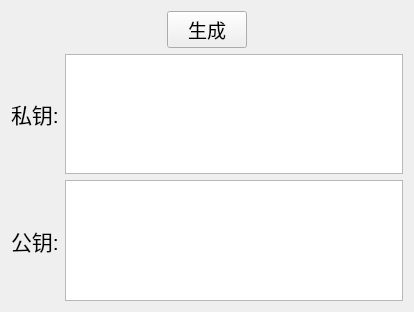
The window that sm2key.ui (Tongsuo-Project/tsapp) describes before a commit, drawn with Qt 5.
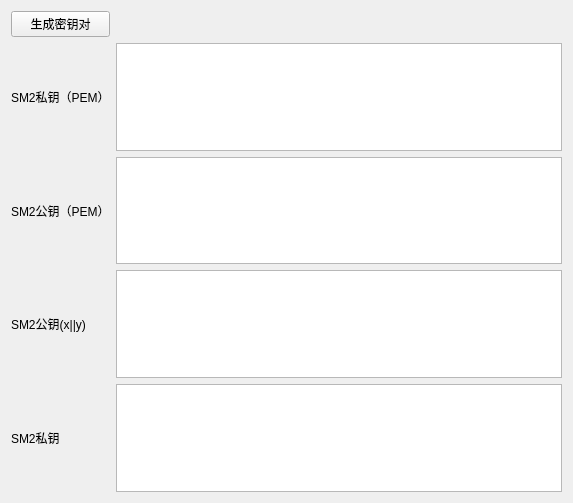
The same window after the commit.

```diff
--- a/sm2key.ui
+++ b/sm2key.ui
@@ -6,8 +6,8 @@
    <rect>
     <x>0</x>
     <y>0</y>
-    <width>414</width>
-    <height>312</height>
+    <width>573</width>
+    <height>503</height>
    </rect>
   </property>
   <property name="windowTitle">
@@ -15,203 +15,56 @@
   </property>
   <layout class="QVBoxLayout" name="verticalLayout">
    <item>
-    <spacer name="verticalSpacer_2">
-     <property name="orientation">
-      <enum>Qt::Vertical</enum>
-     </property>
-     <property name="sizeHint" stdset="0">
-      <size>
-       <width>20</width>
-       <height>40</height>
-      </size>
-     </property>
-    </spacer>
-   </item>
-   <item>
-    <layout class="QHBoxLayout" name="horizontalLayout">
-     <item>
-      <spacer name="horizontalSpacer">
-       <property name="orientation">
-        <enum>Qt::Horizontal</enum>
-       </property>
-       <property name="sizeHint" stdset="0">
-        <size>
-         <width>40</width>
-         <height>20</height>
-        </size>
-       </property>
-      </spacer>
+    <layout class="QGridLayout" name="gridLayout">
+     <item row="3" column="2">
+      <widget class="QTextBrowser" name="textBrowserPubkey"/>
      </item>
-     <item>
-      <widget class="QPushButton" name="pushButtonGen">
-       <property name="font">
-        <font>
-         <family>微软雅黑</family>
-         <pointsize>14</pointsize>
-        </font>
-       </property>
-       <property name="text">
-        <string>生成</string>
-       </property>
-      </widget>
+     <item row="1" column="2">
+      <widget class="QTextBrowser" name="textBrowserPrivPem"/>
      </item>
-     <item>
-      <spacer name="horizontalSpacer_2">
-       <property name="orientation">
-        <enum>Qt::Horizontal</enum>
-       </property>
-       <property name="sizeHint" stdset="0">
-        <size>
-         <width>40</width>
-         <height>20</height>
-        </size>
-       </property>
-      </spacer>
-     </item>
-    </layout>
-   </item>
-   <item>
-    <spacer name="verticalSpacer_3">
-     <property name="orientation">
-      <enum>Qt::Vertical</enum>
-     </property>
-     <property name="sizeHint" stdset="0">
-      <size>
-       <width>20</width>
-       <height>40</height>
-      </size>
-     </property>
-    </spacer>
-   </item>
-   <item>
-    <layout class="QHBoxLayout" name="horizontalLayout_2">
-     <item>
+     <item row="1" column="0">
       <widget class="QLabel" name="label">
-       <property name="font">
-        <font>
-         <pointsize>16</pointsize>
-        </font>
-       </property>
        <property name="text">
-        <string>私钥:</string>
+        <string>SM2私钥（PEM）</string>
        </property>
       </widget>
      </item>
-     <item>
-      <widget class="QTextBrowser" name="textBrowserPrikey">
-       <property name="enabled">
-        <bool>true</bool>
+     <item row="4" column="0">
+      <widget class="QLabel" name="label_3">
+       <property name="text">
+        <string>SM2私钥</string>
        </property>
-       <property name="sizePolicy">
-        <sizepolicy hsizetype="Expanding" vsizetype="Preferred">
-         <horstretch>0</horstretch>
-         <verstretch>0</verstretch>
-        </sizepolicy>
-       </property>
-       <property name="sizeIncrement">
-        <size>
-         <width>0</width>
-         <height>4</height>
-        </size>
-       </property>
-       <property name="baseSize">
-        <size>
-         <width>200</width>
-         <height>200</height>
-        </size>
-       </property>
-       <property name="font">
-        <font>
-         <pointsize>12</pointsize>
-        </font>
-       </property>
       </widget>
      </item>
-    </layout>
-   </item>
-   <item>
-    <spacer name="verticalSpacer_4">
-     <property name="orientation">
-      <enum>Qt::Vertical</enum>
-     </property>
-     <property name="sizeHint" stdset="0">
-      <size>
-       <width>20</width>
-       <height>40</height>
-      </size>
-     </property>
-    </spacer>
-   </item>
-   <item>
-    <spacer name="verticalSpacer_5">
-     <property name="orientation">
-      <enum>Qt::Vertical</enum>
-     </property>
-     <property name="sizeHint" stdset="0">
-      <size>
-       <width>20</width>
-       <height>40</height>
-      </size>
-     </property>
-    </spacer>
-   </item>
-   <item>
-    <layout class="QHBoxLayout" name="horizontalLayout_3">
-     <item>
+     <item row="3" column="0">
       <widget class="QLabel" name="label_2">
-       <property name="font">
-        <font>
-         <pointsize>16</pointsize>
-        </font>
+       <property name="text">
+        <string>SM2公钥(x||y)</string>
        </property>
+      </widget>
+     </item>
+     <item row="0" column="0">
+      <widget class="QPushButton" name="pushButtonGen">
        <property name="text">
-        <string>公钥:</string>
+        <string>生成密钥对</string>
        </property>
       </widget>
      </item>
-     <item>
-      <widget class="QTextBrowser" name="textBrowserPubkey">
-       <property name="sizePolicy">
-        <sizepolicy hsizetype="Expanding" vsizetype="Preferred">
-         <horstretch>0</horstretch>
-         <verstretch>0</verstretch>
-        </sizepolicy>
+     <item row="4" column="2">
+      <widget class="QTextBrowser" name="textBrowserPrivkey"/>
+     </item>
+     <item row="2" column="0">
+      <widget class="QLabel" name="label_4">
+       <property name="text">
+        <string>SM2公钥（PEM）</string>
        </property>
-       <property name="font">
-        <font>
-         <pointsize>12</pointsize>
-        </font>
-       </property>
       </widget>
      </item>
+     <item row="2" column="2">
+      <widget class="QTextBrowser" name="textBrowserPubPem"/>
+     </item>
     </layout>
    </item>
-   <item>
-    <spacer name="verticalSpacer_6">
-     <property name="orientation">
-      <enum>Qt::Vertical</enum>
-     </property>
-     <property name="sizeHint" stdset="0">
-      <size>
-       <width>20</width>
-       <height>40</height>
-      </size>
-     </property>
-    </spacer>
-   </item>
-   <item>
-    <spacer name="verticalSpacer">
-     <property name="orientation">
-      <enum>Qt::Vertical</enum>
-     </property>
-     <property name="sizeHint" stdset="0">
-      <size>
-       <width>20</width>
-       <height>40</height>
-      </size>
-     </property>
-    </spacer>
-   </item>
   </layout>
  </widget>
  <resources/>
```
